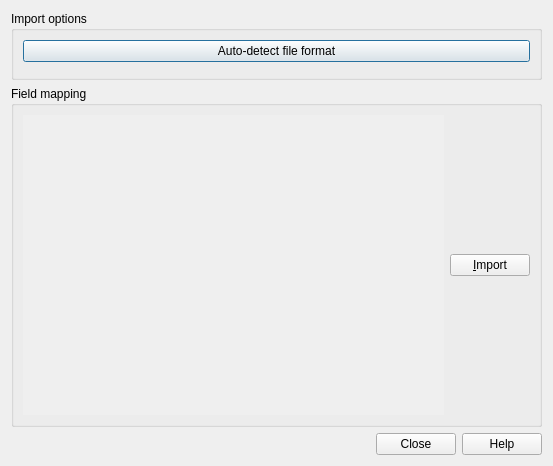
Old version of the form designer/importing.ui in the repository ankitects/anki.
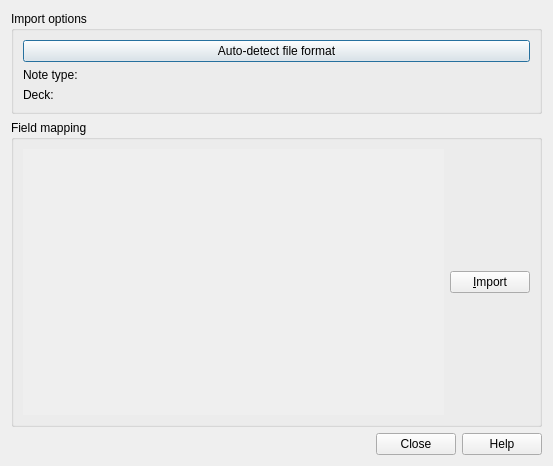
New version of the form.

Commit message: show editable deck in import dialog; bump version

```diff
--- a/designer/importing.ui
+++ b/designer/importing.ui
@@ -19,7 +19,7 @@
      <property name="title">
       <string>Import options</string>
      </property>
-     <layout class="QVBoxLayout">
+     <layout class="QVBoxLayout" name="toplayout">
       <item>
        <widget class="QPushButton" name="autoDetect">
         <property name="text">
@@ -28,7 +28,25 @@
        </widget>
       </item>
       <item>
-       <widget class="QWidget" name="modelArea" native="true"/>
+       <layout class="QGridLayout" name="gridLayout_2">
+        <item row="0" column="1">
+         <widget class="QWidget" name="modelArea" native="true"/>
+        </item>
+        <item row="0" column="0">
+         <widget class="QLabel" name="label">
+          <property name="text">
+           <string>Note type:</string>
+          </property>
+         </widget>
+        </item>
+        <item row="1" column="0">
+         <widget class="QLabel" name="label_2">
+          <property name="text">
+           <string>Deck:</string>
+          </property>
+         </widget>
+        </item>
+       </layout>
       </item>
      </layout>
     </widget>
@@ -84,7 +102,7 @@
              <x>0</x>
              <y>0</y>
              <width>402</width>
-             <height>271</height>
+             <height>237</height>
             </rect>
            </property>
           </widget>
```
The commit also changes 4 other files.
